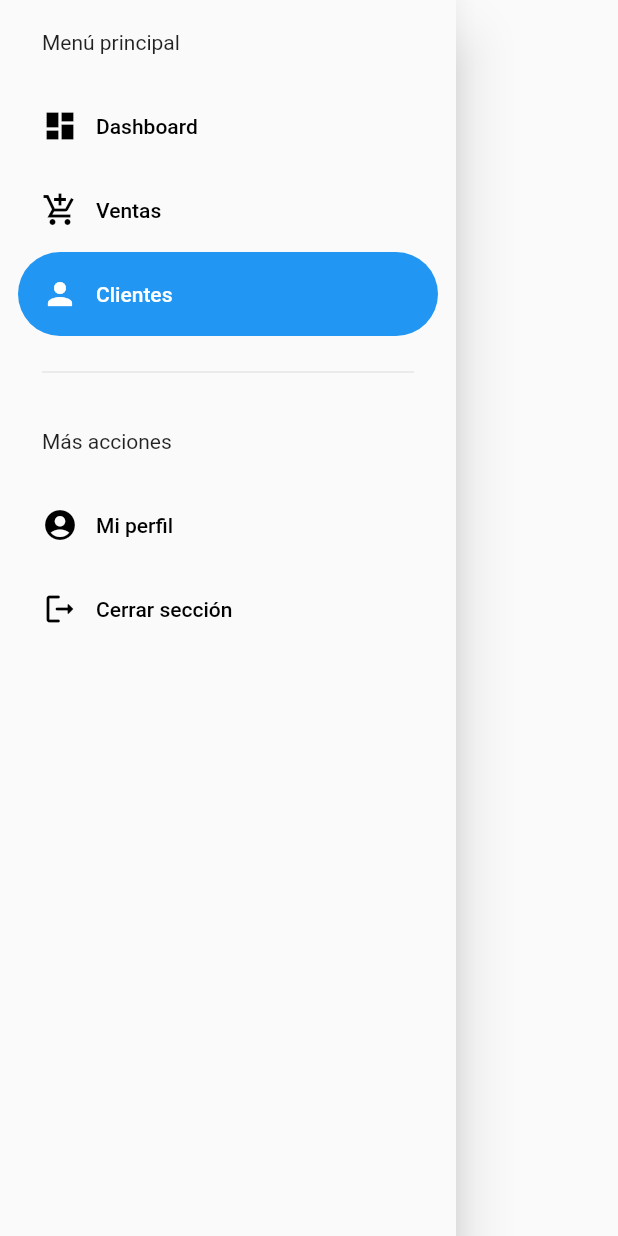
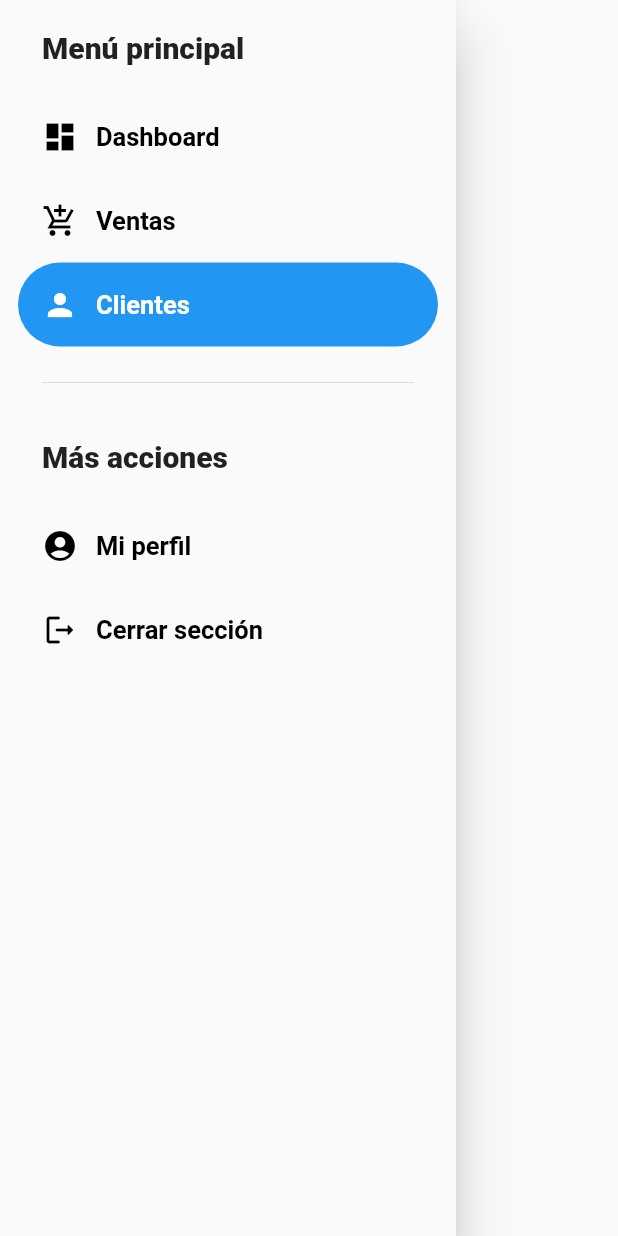
Before and after one commit to JESUS3928CF/colch_star_movile, a Flutter app: the SideMenu widget shown alone on an empty page, opened directly, on a phone screen of 412 x 824 dp. Run offline on Flutter 3.47's test engine with Material 2 defaults, Android fonts, the phone set to English and light mode, and no system bars.

Commit message:
se aplicarón estilos sobre el menú

```diff
--- a/lib/presentation/widgets/side_menu.dart
+++ b/lib/presentation/widgets/side_menu.dart
@@ -19,6 +19,10 @@ class _SideMenuState extends State<SideMenu> {
   @override
   Widget build(BuildContext context) {
     final hasNotch = MediaQuery.of(context).viewPadding.top > 35;
+
+    final TextStyle menuTextStyle = TextStyle(fontWeight: FontWeight.w800,fontSize: 20);
+
+    final TextStyle menuItemsTextStyle = TextStyle(fontWeight: FontWeight.w600,fontSize: 17);
 
     return NavigationDrawer(
         //* Opción para saber que pagina esta seleccionada
@@ -65,26 +69,26 @@ class _SideMenuState extends State<SideMenu> {
         children: [
           Padding(
             padding: EdgeInsets.fromLTRB(28, hasNotch ? 10 : 20, 16, 20),
-            child: const Text("Menú principal"),
+            child: Text("Menú principal", style: menuTextStyle),
           ),
-          const NavigationDrawerDestination(
-              icon: Icon(Icons.dashboard), label: Text('Dashboard')),
-          const NavigationDrawerDestination(
-              icon: Icon(Icons.add_shopping_cart_sharp), label: Text('Ventas')),
-          const NavigationDrawerDestination(
-              icon: Icon(Icons.person), label: Text('Clientes')),
+           NavigationDrawerDestination(
+              icon: const Icon(Icons.dashboard), label: Text('Dashboard', style: menuItemsTextStyle,)),
+           NavigationDrawerDestination(
+              icon: const Icon(Icons.add_shopping_cart_sharp), label: Text('Ventas', style: menuItemsTextStyle)),
+           NavigationDrawerDestination(
+              icon: const Icon(Icons.person), label: Text('Clientes', style: menuItemsTextStyle)),
           const Padding(
             padding: EdgeInsets.fromLTRB(28, 16, 28, 10),
             child: Divider(),
           ),
           Padding(
             padding: EdgeInsets.fromLTRB(28, hasNotch ? 10 : 20, 16, 20),
-            child: const Text("Más acciones"),
+            child: Text("Más acciones", style: menuTextStyle,),
           ),
-          const NavigationDrawerDestination(
-              icon: Icon(Icons.account_circle), label: Text('Mi perfil')),
-          const NavigationDrawerDestination(
-              icon: Icon(Icons.logout_rounded), label: Text('Cerrar sección')),
+          NavigationDrawerDestination(
+              icon: const Icon(Icons.account_circle), label: Text('Mi perfil', style: menuItemsTextStyle,)),
+          NavigationDrawerDestination(
+              icon: const Icon(Icons.logout_rounded), label: Text('Cerrar sección', style: menuItemsTextStyle,)),
         ]);
   }
 }
```
